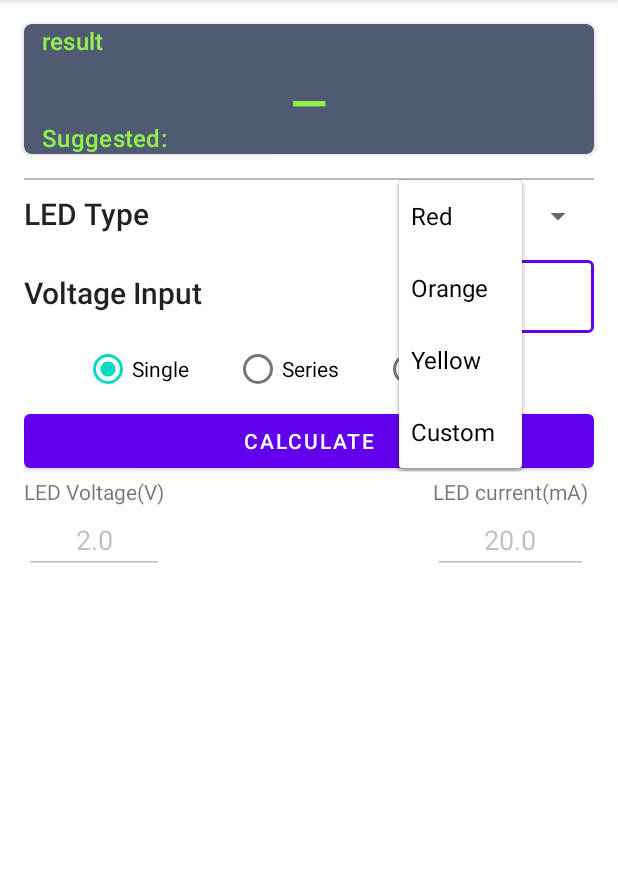
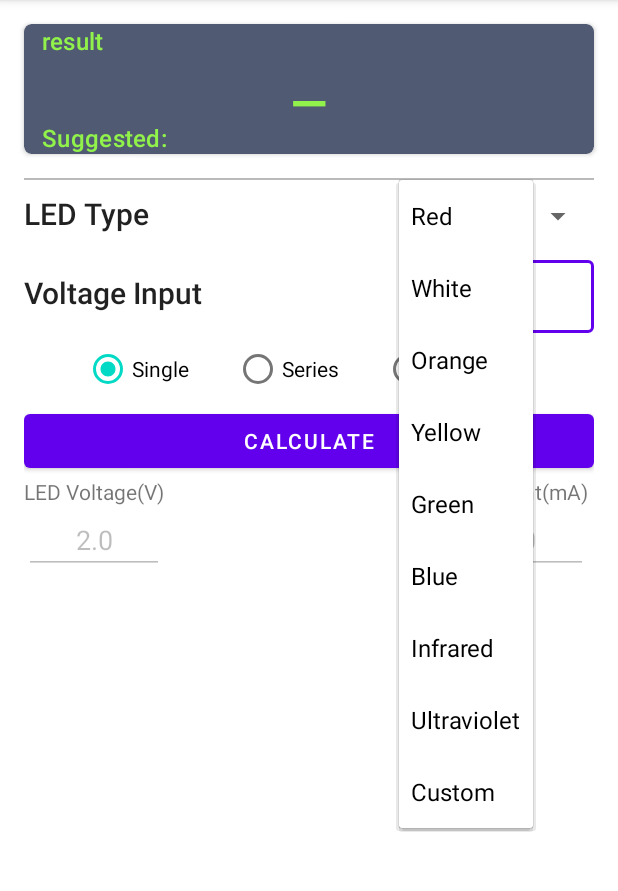
Before and after one commit to Helaluzzaman/LEDResistorCalculator, an Android app: the screen it shows after launch (MainActivity), after a tap on "Red", on a phone screen of 412 x 824 dp, the part 84-975 px from its top. Run offline under Robolectric (Android 15) with nearby library versions, the phone set to English and light mode, and no system bars; our stand-ins replace navigation-ui.

Commit message:
Rest led data added. transition animation added.

```diff
--- a/app/src/main/java/com/hbsoft/ledresistorcalculator/data/Led.kt
+++ b/app/src/main/java/com/hbsoft/ledresistorcalculator/data/Led.kt
@@ -33,6 +33,13 @@
                 20.0
                 )
             lst.add(redLed)
+            val white = Led(1,
+                "White",
+                Color.WHITE,
+                3.6,
+                30.0
+            )
+            lst.add(white)
             val orangeLed = Led(2,
                 "Orange",
                 R.color.ORANGE,
@@ -47,6 +54,36 @@
                 20.0
             )
             lst.add(yellow)
+            val green = Led(1,
+                "Green",
+                Color.GREEN,
+                2.1,
+                20.0
+            )
+            lst.add(green)
+            val blue = Led(1,
+                "Blue",
+                Color.BLUE,
+                3.5,
+                20.0
+            )
+            lst.add(blue)
+            val infrared = Led(1,
+                "Infrared",
+                Color.WHITE,
+                1.7,
+                50.0
+            )
+            lst.add(infrared)
+            val ultraviolet = Led(1,
+                "Ultraviolet",
+                Color.WHITE,
+                3.6,
+                25.0
+            )
+            lst.add(ultraviolet)
+
+
             val custom = Led(4,
                 "Custom",
                 Color.YELLOW,// change this
--- /dev/null
+++ b/app/src/main/res/anim/from_left.xml
@@ -0,0 +1,6 @@
+<?xml version="1.0" encoding="utf-8"?>
+<set xmlns:android="http://schemas.android.com/apk/res/android">
+    <translate
+        android:duration = "300"
+        android:fromXDelta="-100%" android:toXDelta="0%"/>
+</set>
--- /dev/null
+++ b/app/src/main/res/anim/from_right.xml
@@ -0,0 +1,4 @@
+<?xml version="1.0" encoding="utf-8"?>
+<set xmlns:android="http://schemas.android.com/apk/res/android">
+    <translate android:duration = "300" android:fromXDelta="100%" android:toXDelta="0%"/>
+</set>
--- /dev/null
+++ b/app/src/main/res/anim/to_left.xml
@@ -0,0 +1,6 @@
+<?xml version="1.0" encoding="utf-8"?>
+<set xmlns:android="http://schemas.android.com/apk/res/android">
+    <translate
+        android:duration = "300"
+        android:fromXDelta="0%" android:toXDelta="-100%"/>
+</set>
--- /dev/null
+++ b/app/src/main/res/anim/to_right.xml
@@ -0,0 +1,5 @@
+<?xml version="1.0" encoding="utf-8"?>
+<set xmlns:android="http://schemas.android.com/apk/res/android">
+    <translate android:duration = "300"
+        android:toXDelta="100%" android:fromXDelta="0%"/>
+</set>
--- a/app/src/main/res/navigation/navigation.xml
+++ b/app/src/main/res/navigation/navigation.xml
@@ -12,7 +12,11 @@
         tools:layout="@layout/fragment_launch" >
         <action
             android:id="@+id/action_launchFragment_to_aboutFragment"
-            app:destination="@id/aboutFragment" />
+            app:destination="@id/aboutFragment"
+            app:enterAnim="@anim/from_right"
+            app:exitAnim="@anim/to_left"
+            app:popEnterAnim="@anim/from_left"
+            app:popExitAnim="@anim/to_right" />
         <action
             android:id="@+id/action_launchFragment_to_settingFragment"
             app:destination="@id/settingFragment" />
```
